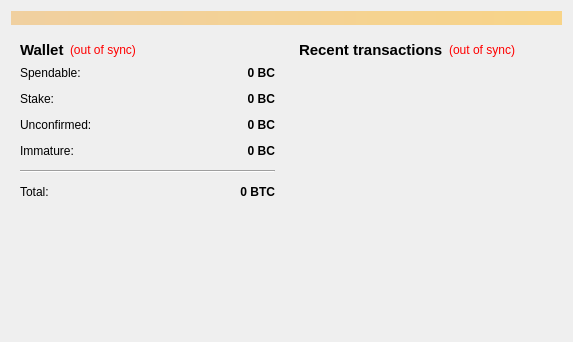
Before: the Qt Designer form src/qt/forms/overviewpage.ui in shellpay/shellcoin, drawn with Qt 5.
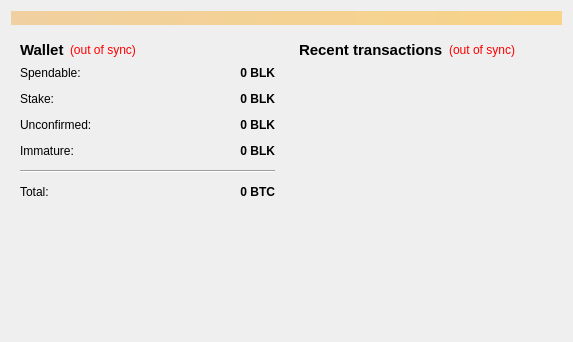
After: the same form once the commit is applied.

Diff of the .ui file:
```diff
--- a/src/qt/forms/overviewpage.ui
+++ b/src/qt/forms/overviewpage.ui
@@ -118,7 +118,7 @@
                <string>Your current spendable balance</string>
               </property>
               <property name="text">
-               <string notr="true">0 BC</string>
+               <string notr="true">0 BLK</string>
               </property>
               <property name="alignment">
                <set>Qt::AlignRight|Qt::AlignTrailing|Qt::AlignVCenter</set>
@@ -150,7 +150,7 @@
                <string>Total of coins that was staked, and do not yet count toward the current balance</string>
               </property>
               <property name="text">
-               <string notr="true">0 BC</string>
+               <string notr="true">0 BLK</string>
               </property>
               <property name="alignment">
                <set>Qt::AlignRight|Qt::AlignTrailing|Qt::AlignVCenter</set>
@@ -182,7 +182,7 @@
                <string>Total of transactions that have yet to be confirmed, and do not yet count toward the current balance</string>
               </property>
               <property name="text">
-               <string notr="true">0 BC</string>
+               <string notr="true">0 BLK</string>
               </property>
               <property name="alignment">
                <set>Qt::AlignRight|Qt::AlignTrailing|Qt::AlignVCenter</set>
@@ -211,7 +211,7 @@
                <string>Mined balance that has not yet matured</string>
               </property>
               <property name="text">
-               <string notr="true">0 BC</string>
+               <string notr="true">0 BLK</string>
               </property>
               <property name="alignment">
                <set>Qt::AlignRight|Qt::AlignTrailing|Qt::AlignVCenter</set>
```
